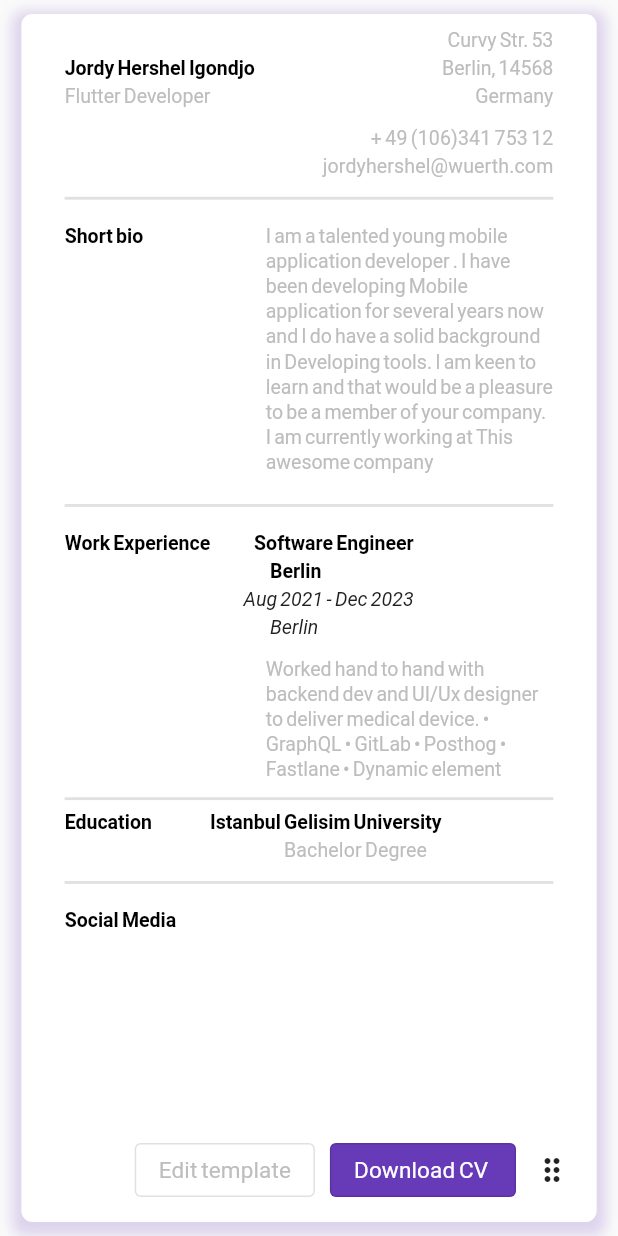
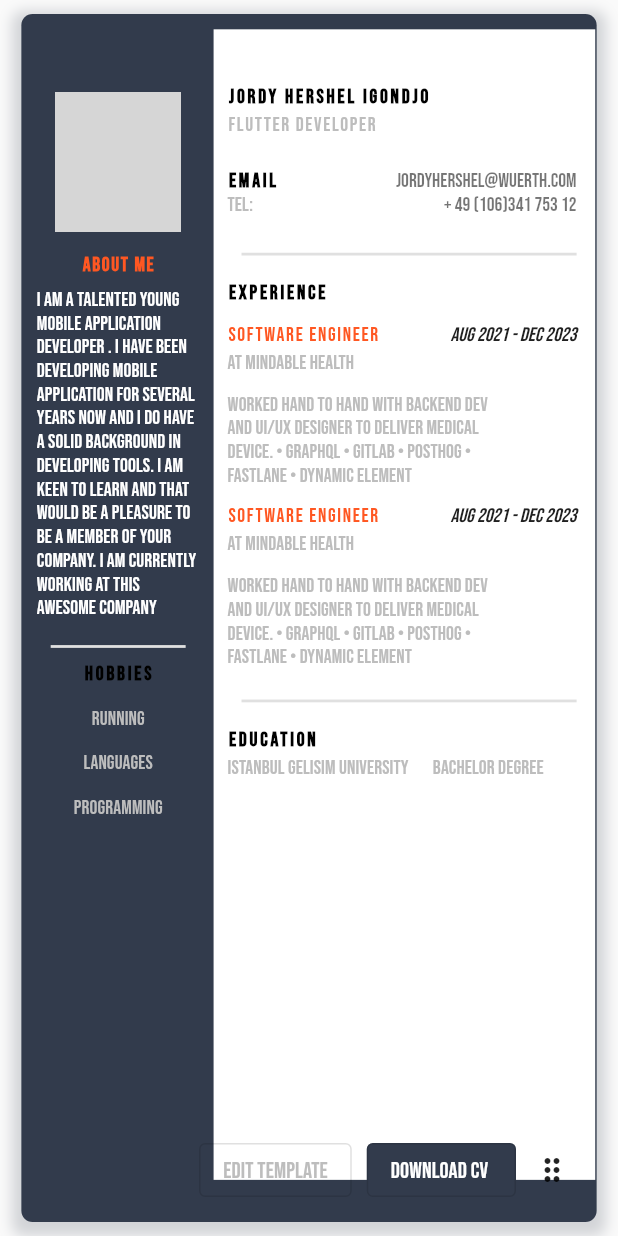
Before and after one commit to JordyHers-org/flutter_resume_template, a Flutter app: the screen it shows after launch, on a phone screen of 412 x 824 dp. Run offline on Flutter 3.47's test engine with Material 2 defaults, Android fonts, the phone set to English and light mode, and no system bars; drawn by our look-alikes of auto_size_text; our stand-ins replace google_fonts; missing offline and left inert: flutter_shake_animated; network calls fail; Roboto replaces fonts that are missing (Tinos); grey boxes are pictures that could not be loaded.

Commit message:
made  variable nullable and named and edited corresponding files

```diff
--- a/example/lib/data/data.dart
+++ b/example/lib/data/data.dart
@@ -1,22 +1,23 @@
 import 'package:flutter_resume_template/flutter_resume_template.dart';
 
 TemplateData data = TemplateData(
-  'Jordy Hershel Igondjo',
-  'Flutter Developer',
-  'Curvy Str. 53',
-  'Berlin, 14568',
-  'Germany',
-  'jordyhershel@wuerth.com',
-  '+ 49 (106)341 753 12',
-  'I am a talented young mobile application developer .'
+  fullName: 'Jordy Hershel Igondjo',
+  currentPosition: 'Flutter Developer',
+  street: 'Curvy Str. 53',
+  address: 'Berlin, 14568',
+  country: 'Germany',
+  email: 'jordyhershel@wuerth.com',
+  phoneNumber: '+ 49 (106)341 753 12',
+  bio: 'I am a talented young mobile application developer .'
       ' I have been developing Mobile application for several years now and'
       ' I do have a solid background in Developing tools. I am keen to '
       'learn and that would be a pleasure to be a member of your company.'
       ' I am currently working at This awesome company',
-  'Software Engineer',
-  'at Mindable Health',
-  'Aug 2021 - Dec 2023',
-  'Berlin',
-  '''Worked hand to hand with backend dev and UI/Ux designer to deliver medical device. • GraphQL • GitLab • Posthog • Fastlane • Dynamic element ''',
-  'Istanbul Gelisim University',
+  experienceTitle: 'Software Engineer',
+  experienceLocation: 'at Mindable Health',
+  experiencePeriod: 'Aug 2021 - Dec 2023',
+  experiencePlace: 'Berlin',
+  experienceDescription:
+      '''Worked hand to hand with backend dev and UI/Ux designer to deliver medical device. • GraphQL • GitLab • Posthog • Fastlane • Dynamic element ''',
+  education: 'Istanbul Gelisim University',
 );
--- a/example/lib/main.dart
+++ b/example/lib/main.dart
@@ -20,7 +20,7 @@
       home: SafeArea(
         child: Scaffold(
           body: FlutterResumeTemplate(
-            templateTheme: TemplateTheme.business,
+            templateTheme: TemplateTheme.modern,
             data: data,
           ),
         ),
--- a/lib/src/components/auto_size_text.dart
+++ b/lib/src/components/auto_size_text.dart
@@ -2,7 +2,7 @@
 import 'package:flutter_resume_template/flutter_resume_template.dart';
 
 class DisplayText extends StatefulWidget {
-  final String text;
+  final String? text;
   final int? maxLines;
   final TextStyle? style;
   final double? minFontSize;
@@ -38,7 +38,7 @@
 
   @override
   void initState() {
-    label = widget.text;
+    label = widget.text ?? '';
     _textEditingController = widget.controller ?? TextEditingController();
     super.initState();
   }
--- a/lib/src/model/resume_template_data_model.dart
+++ b/lib/src/model/resume_template_data_model.dart
@@ -7,8 +7,8 @@
   /// all at the top right corner. Although the location depend on the
   /// template type.
   ///
-  final String fullName,
-      currentPosition,
+  final String fullName;
+  final String? currentPosition,
       street,
       address,
       country,
@@ -20,10 +20,11 @@
       experiencePeriod,
       experienceLocation,
       experienceDescription,
-      education;
+      education,
+      image;
 
   TemplateData(
-      this.fullName,
+      {required this.fullName,
       this.currentPosition,
       this.street,
       this.address,
@@ -36,5 +37,6 @@
       this.experiencePeriod,
       this.experienceLocation,
       this.experienceDescription,
-      this.education);
+      this.education,
+      this.image});
 }
--- a/lib/src/utils/strings.dart
+++ b/lib/src/utils/strings.dart
@@ -8,20 +8,20 @@
       'My role was to take care of customer related design, improve the quality of the product and be ready to adapt if needed.';
 
   static TemplateData mockData = TemplateData(
-    'Matthew Smith',
-    'Service Designer',
-    '63 Fall Street',
-    'Toronto, ST 12874',
-    'Canada',
-    'matthewsmith@join.com',
-    '+ 1 (246)869 453 00',
-    Str.bioText,
-    'Creative Director',
-    'at Uber',
-    'Sep 2018 - Jan 2020',
-    'New york City',
-    Str.myRoleText,
-    'Yale Gala University',
+    fullName: 'Matthew Smith',
+    currentPosition: 'Service Designer',
+    street: '63 Fall Street',
+    address: 'Toronto, ST 12874',
+    country: 'Canada',
+    email: 'matthewsmith@join.com',
+    phoneNumber: '+ 1 (246)869 453 00',
+    bio: Str.bioText,
+    experienceTitle: 'Creative Director',
+    experiencePlace: 'at Uber',
+    experiencePeriod: 'Sep 2018 - Jan 2020',
+    experienceLocation: 'New york City',
+    experienceDescription: Str.myRoleText,
+    education: 'Yale Gala University',
   );
 
   static String resumeHeader =
```
